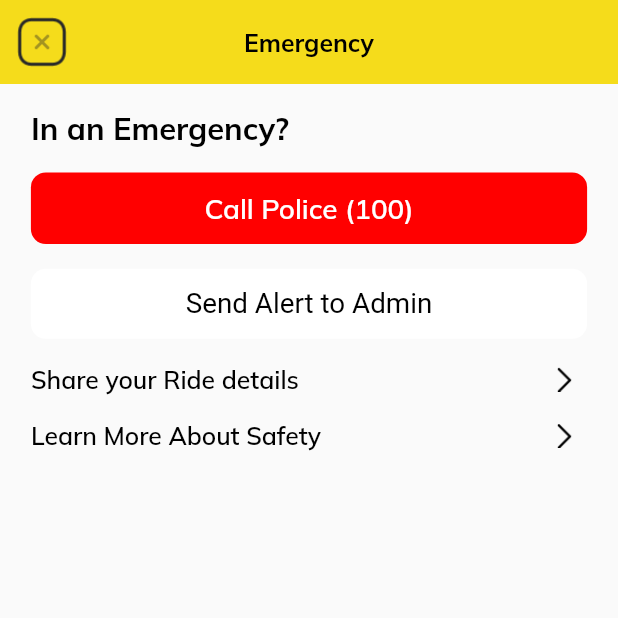
After one commit to DeepakSingh89/biotrips, a Flutter app: the TripStatus screen opened by its route, scrolled down 527 dp, after a tap on "Emergency", on a phone screen of 412 x 824 dp, the top half of it. The commit adds this screen. Run offline on Flutter 3.47's test engine with Material 2 defaults, Android fonts, the phone set to English and light mode, and no system bars; our stand-ins replace getwidget, google_maps_flutter, im_stepper; Roboto replaces fonts that are missing (normal).

Commit message:
emergency screen

```diff
--- a/lib/route_generator.dart
+++ b/lib/route_generator.dart
@@ -2,6 +2,7 @@
 import 'package:biotrips/view/screens/authentication/login.dart';
 import 'package:biotrips/view/screens/authentication/verify_otp.dart';
 import 'package:biotrips/view/screens/dashboard/dashboard.dart';
+import 'package:biotrips/view/screens/emergency/emergency_screen.dart';
 import 'package:biotrips/view/screens/home/trip_status.dart';
 import 'package:biotrips/view/screens/onboarding/onboarding1.dart';
 import 'package:biotrips/view/screens/onboarding/onboarding2.dart';
@@ -9,6 +10,7 @@ import 'package:biotrips/view/screens/onboarding/onboarding3.dart';
 import 'package:biotrips/view/screens/profile/edit_profile.dart';
 import 'package:biotrips/view/screens/profile/help_center.dart';
 import 'package:biotrips/view/screens/profile/notifications.dart';
+import 'package:biotrips/view/screens/safety/safety_guidelines.dart';
 import 'package:biotrips/view/screens/trips/trip_details.dart';
 import 'package:flutter/cupertino.dart';
 import 'package:flutter/material.dart';
@@ -40,6 +42,10 @@ class RouteGenerator {
         return MaterialPageRoute(builder: (_) => TripDetails());
       case '/TripStatus':
         return MaterialPageRoute(builder: (_) => TripStatus());
+      case '/SafetyGuidelines':
+        return MaterialPageRoute(builder: (_) => SafetyGuidelines());
+        case '/EmergencyScreen':
+        return MaterialPageRoute(builder: (_) => EmergencyScreen());
       default:
       // If there is no such named route in the switch statement, e.g. /third
         return MaterialPageRoute(
--- /dev/null
+++ b/lib/view/screens/emergency/emergency_screen.dart
@@ -0,0 +1,269 @@
+import 'dart:developer';
+
+import 'package:biotrips/helpers/constants.dart';
+import 'package:biotrips/helpers/utils.dart';
+import 'package:biotrips/view/components/emergency/emergency_dialog.dart';
+import 'package:biotrips/view/screens/home/trip_status.dart';
+import 'package:flutter/material.dart';
+
+class EmergencyScreen extends StatefulWidget {
+  const EmergencyScreen({Key? key}) : super(key: key);
+
+  @override
+  State<EmergencyScreen> createState() => _EmergencyScreenState();
+}
+
+class _EmergencyScreenState extends State<EmergencyScreen> {
+  @override
+  Widget build(BuildContext context) {
+    return SafeArea(
+        child: Scaffold(
+            appBar: AppBar(
+              backgroundColor: Constants.themeColor,
+              centerTitle: true,
+              elevation: 0,
+              leading: IconButton(
+                  onPressed: () {
+                    Navigator.pushNamed(context, '/TripStatus');
+                  },
+                  icon: Image.asset('assets/icons/close.png',
+                      fit: BoxFit.fill, height: Constants.height * 0.04)),
+              title: Text(
+                "Emergency",
+                style: TextStyle(
+                    fontFamily: 'bold',
+                    fontSize: Constants.width * 0.04,
+                    color: Colors.black),
+              ),
+            ),
+            body: ListView(
+              padding: EdgeInsets.symmetric(horizontal: Constants.width * 0.05),
+              children: [
+                SizedBox(
+                  height: Constants.height * 0.02,
+                ),
+                Text(
+                  "In an Emergency?",
+                  style: TextStyle(
+                      fontFamily: 'bold', fontSize: Constants.width * 0.05),
+                ),
+                SizedBox(
+                  height: Constants.height * 0.02,
+                ),
+                Container(
+                  width: Constants.width,
+                  padding: EdgeInsets.symmetric(
+                      horizontal: Constants.width * 0.12,
+                      vertical: Constants.height * 0.015),
+                  decoration: BoxDecoration(
+                      color: Color(0xffFF0000),
+                      borderRadius: BorderRadius.circular(10)),
+                  child: Center(
+                    child: Text(
+                      'Call Police (100)',
+                      style: TextStyle(
+                          fontFamily: 'semiBold',
+                          color: Colors.white,
+                          fontSize: Constants.width * 0.045),
+                    ),
+                  ),
+                ),
+                SizedBox(
+                  height: Constants.height * 0.02,
+                ),
+                Container(
+                  width: Constants.width,
+                  padding: EdgeInsets.symmetric(
+                      horizontal: Constants.width * 0.12,
+                      vertical: Constants.height * 0.015),
+                  decoration: BoxDecoration(
+                      color: Colors.white,
+                      borderRadius: BorderRadius.circular(10)),
+                  child: Center(
+                    child: Text(
+                      'Send Alert to Admin',
+                      style: TextStyle(
+                          fontFamily: 'normal',
+                          fontSize: Constants.width * 0.045),
+                    ),
+                  ),
+                ),
+                SizedBox(
+                  height: Constants.height * 0.02,
+                ),
+                Row(
+                  mainAxisAlignment: MainAxisAlignment.spaceBetween,
+                  children: [
+                    Text(
+                      "Share your Ride details",
+                      style: TextStyle(
+                          fontFamily: 'semiBold',
+                          fontSize: Constants.width * 0.04),
+                    ),
+                    GestureDetector(
+                        onTap: () async {
+                          await openDialog();
+                          setState(() {});
+                          // Utils.showAlertDialog(context, EmergencyDialog(), true);
+                        },
+                        child: Padding(
+                          padding: const EdgeInsets.only(right: 10.0),
+                          child: Image.asset(
+                            'assets/profile/rightArrow.png',
+                            height: Constants.height * 0.02,
+                          ),
+                        ))
+                  ],
+                ),
+                SizedBox(
+                  height: Constants.height * 0.02,
+                ),
+                Row(
+                  mainAxisAlignment: MainAxisAlignment.spaceBetween,
+                  children: [
+                    Text(
+                      "Learn More About Safety",
+                      style: TextStyle(
+                          fontFamily: 'semiBold',
+                          fontSize: Constants.width * 0.04),
+                    ),
+                    GestureDetector(
+                        onTap: () {
+                          Navigator.pushNamed(context, '/SafetyGuidelines');
+                        },
+                        child: Padding(
+                          padding: const EdgeInsets.only(right: 10.0),
+                          child: Image.asset(
+                            'assets/profile/rightArrow.png',
+                            height: Constants.height * 0.02,
+                          ),
+                        ))
+                  ],
+                )
+              ],
+            )));
+  }
+
+  Future openDialog() {
+    return showDialog(
+        context: context,
+        builder: (context) {
+          return StatefulBuilder(
+            builder: (context, setState) => AlertDialog(
+              title: const Text(
+                '''Send Alert to Admin that you're in Trouble?''',
+                style: TextStyle(fontFamily: 'bold'),
+                textAlign: TextAlign.center,
+              ),
+              content: SizedBox(
+                height: Constants.height * 0.005,
+              ),
+              actionsAlignment: MainAxisAlignment.spaceEvenly,
+              actions: <Widget>[
+                GestureDetector(
+                  onTap: () {
+                    setState(() {
+                      showPopup();
+                    });
+                  },
+                  child: Container(
+                    width: Constants.width * 0.32,
+                    padding: EdgeInsets.symmetric(vertical: 15, horizontal: 10),
+                    margin: EdgeInsets.only(bottom: Constants.height * 0.01),
+                    decoration: BoxDecoration(
+                      color: Constants.themeColor,
+                      borderRadius: BorderRadius.circular(8),
+                    ),
+                    child: Center(
+                      child: Text(
+                        'YES',
+                        style: TextStyle(
+                            color: Colors.black,
+                            fontFamily: 'bold',
+                            fontSize: Constants.width * 0.035),
+                      ),
+                    ),
+                  ),
+                ),
+                GestureDetector(
+                  onTap: () {
+                    Navigator.pop(context);
+                  },
+                  child: Container(
+                    padding: EdgeInsets.symmetric(vertical: 15, horizontal: 10),
+                    margin: EdgeInsets.only(bottom: Constants.height * 0.01),
+                    width: Constants.width * 0.32,
+                    decoration: BoxDecoration(
+                        borderRadius: BorderRadius.circular(8),
+                        border: Border.all(color: Colors.black)),
+                    child: Center(
+                      child: Text(
+                        'NO',
+                        style: TextStyle(
+                            color: Colors.black,
+                            fontFamily: 'bold',
+                            fontSize: Constants.width * 0.035),
+                      ),
+                    ),
+                  ),
+                ),
+              ],
+            ),
+          );
+        });
+  }
+
+  Future showPopup() {
+    return showDialog(
+        context: context,
+        builder: (context) {
+          return StatefulBuilder(
+              builder: (context, setState) => AlertDialog(
+                      title: Column(
+                    children: [
+                      const Text(
+                        "Alert Sent to Admin",
+                        style: TextStyle(fontFamily: 'bold'),
+                        textAlign: TextAlign.center,
+                      ),
+                      const Text(
+                        "Don't worry you will be recieving help soon.",
+                        style: TextStyle(
+                          fontWeight: FontWeight.normal,
+                        ),
+                        textAlign: TextAlign.center,
+                      ),
+                      SizedBox(
+                        height: Constants.height * 0.005,
+                      ),
+                      GestureDetector(
+                        onTap: () {
+                          Navigator.pushNamedAndRemoveUntil(
+                              context, '/EmergencyScreen', (route) => false);
+                        },
+                        child: Container(
+                          width: Constants.width,
+                          padding: EdgeInsets.symmetric(
+                              vertical: 15, horizontal: 10),
+                          margin:
+                              EdgeInsets.only(bottom: Constants.height * 0.01),
+                          decoration: BoxDecoration(
+                            color: Constants.themeColor,
+                            borderRadius: BorderRadius.circular(8),
+                          ),
+                          child: Center(
+                            child: Text(
+                              'Okay',
+                              style: TextStyle(
+                                  color: Colors.black,
+                                  fontFamily: 'bold',
+                                  fontSize: Constants.width * 0.035),
+                            ),
+                          ),
+                        ),
+                      ),
+                    ],
+                  )));
+        });
+  }
+}
--- a/lib/view/screens/home/trip_status.dart
+++ b/lib/view/screens/home/trip_status.dart
@@ -34,7 +34,7 @@ class _TripStatusState extends State<TripStatus> {
       appBar: AppBar(
         leading: GestureDetector(
           onTap: (){
-            Navigator.pop(context);
+            Navigator.pushNamed(context,'/Dashboard');
           },
           child: Icon(Icons.arrow_back, color: Colors.black,)),
         backgroundColor: Colors.transparent,
@@ -69,9 +69,12 @@ class _TripStatusState extends State<TripStatus> {
             builder: (BuildContext context, ScrollController scrollController) {
               return Container(
                 padding: EdgeInsets.symmetric(horizontal: Constants.width * 0.04),
-                decoration: BoxDecoration(
+                decoration: const BoxDecoration(
                   color: Colors.white,
-                  borderRadius: BorderRadius.circular(30),
+                   borderRadius: BorderRadius.only(
+                    topRight: Radius.circular(25),
+                    topLeft: Radius.circular(25),
+                  )
                 ),
                 child: SingleChildScrollView(
                   controller: scrollController,
@@ -271,20 +274,28 @@ class _TripStatusState extends State<TripStatus> {
                                 ),
                               ),
                            SizedBox(height: Constants.height * 0.02,),
+                            ],
+                          )
+                        ],
+                      ),
+               Row(
+                   mainAxisAlignment: MainAxisAlignment.spaceBetween,
+                             children: [
                                Container(
-                            height: Constants.height * 0.07,
-                            width: Constants.width * 0.82,
+                                 width: Constants.width * 0.5,
+                                //  padding: EdgeInsets.symmetric(horizontal: Constants.width * 0.12, vertical: Constants.height * 0.015),
+                                 height: Constants.height * 0.06,
                                 decoration: BoxDecoration(
                                       color: Constants.themeColor,
-                                  borderRadius: BorderRadius.circular(5),
+                                      borderRadius: BorderRadius.circular(8),
                                     ),
                                 alignment: Alignment.center,
                                 child: Row(
                                   crossAxisAlignment: CrossAxisAlignment.center,
                                   mainAxisAlignment: MainAxisAlignment.center,
                                   children: [
-                                Icon(Icons.call_sharp,color: Colors.black,),
-                                SizedBox(width: 5),
+                                    Image.asset('assets/icons/call.png', fit: BoxFit.fill, height: Constants.height * 0.025),
+                                    SizedBox(width: 8),
                                     Text(
                                       "Call Driver",
                                     style: TextStyle(
@@ -296,11 +307,39 @@ class _TripStatusState extends State<TripStatus> {
                                   ],
                                 ),
                                ),
-                           SizedBox(height: Constants.height * 0.02,)
-                            ],
+                               InkWell(
+                                onTap: () => Navigator.pushNamed(context, '/EmergencyScreen'),
+                                 child: Container(
+                                 width: Constants.width * 0.4,
+                                  //  padding: EdgeInsets.symmetric(horizontal: Constants.width * 0.12, vertical: Constants.height * 0.015),
+                                  height: Constants.height * 0.06,
+                                  decoration: BoxDecoration(
+                                        color: Colors.red.shade100,
+                                        borderRadius: BorderRadius.circular(8),
+                                        border: Border.all( width: 1.0,color:Color(0xffFF0000) )
+                                      ),
+                                  alignment: Alignment.center,
+                                  child: Row(
+                                    crossAxisAlignment: CrossAxisAlignment.center,
+                                    mainAxisAlignment: MainAxisAlignment.center,
+                                    children: [
+
+                                      SizedBox(width: 5),
+                                      Text(
+                                        "Emergency",
+                                      style: TextStyle(
+                                                fontFamily: 'bold',
+                                                fontSize: Constants.width * 0.05,
+                                                color: Color(0xffFF0000)
+                                            ),
                                       )
                                     ],
                                   ),
+                                 ),
+                               ),
+                             ],
+                           ),
+                           SizedBox(height: Constants.height * 0.02),
 
                     ],
                   ),
```
Also changed, not shown: lib/view/components/emergency/emergency_dialog.dart (added, +119 -0 lines), lib/view/screens/home/home.dart (+5 -2 lines), lib/view/screens/safety/safety_guidelines.dart (+8 -8 lines), assets/icons/call.png (added). Lines whose indentation alone changed are shown as unchanged.
